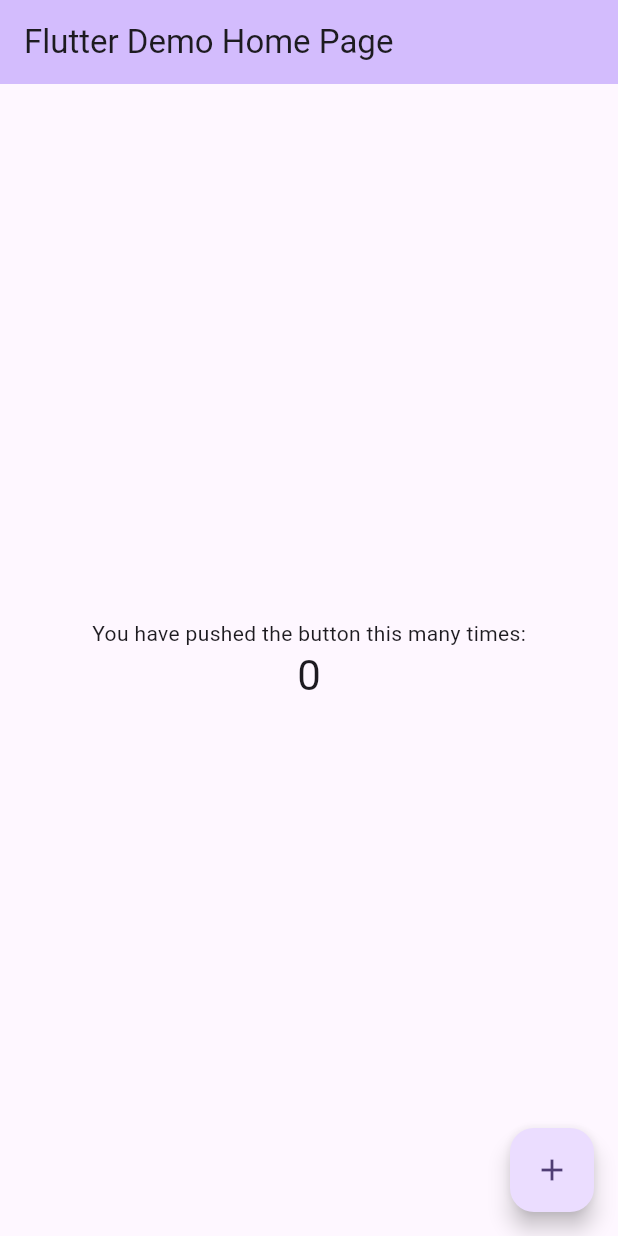
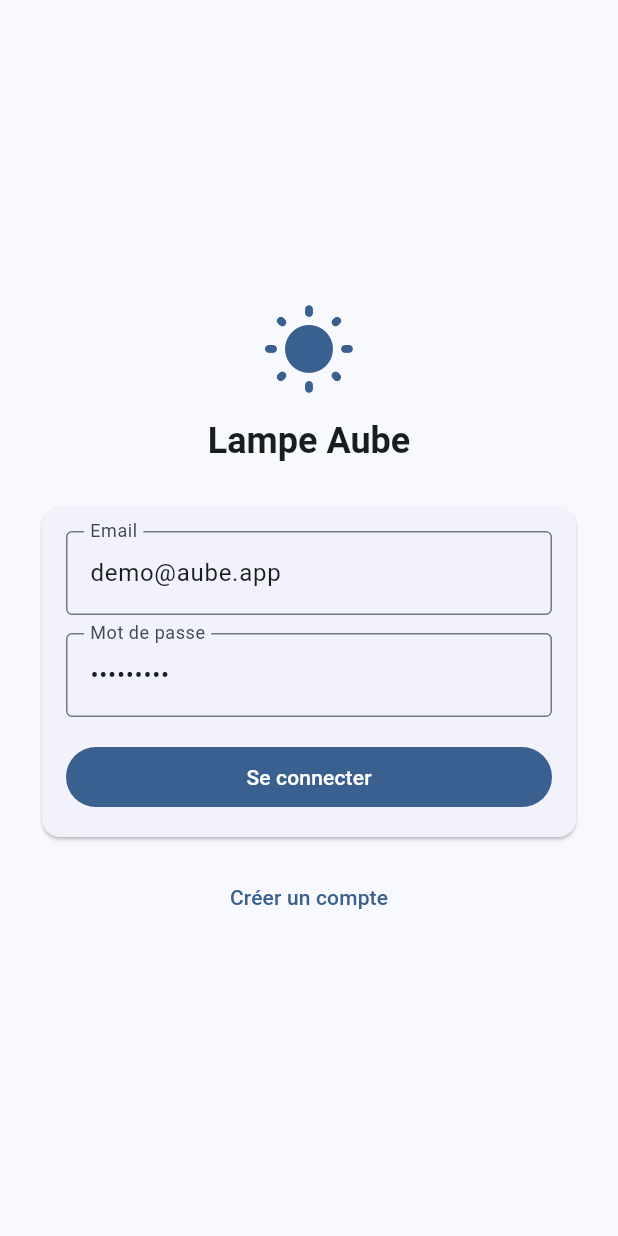
Before and after one commit to clementruch/lampe_aube_app, a Flutter app: the screen it shows after launch, on a phone screen of 412 x 824 dp. Run offline on Flutter 3.47's test engine with Material 3 defaults, Android fonts, the phone set to English and light mode, and no system bars; our stand-ins replace shared_preferences.

Commit message:
login + utils

```diff
--- a/lib/main.dart
+++ b/lib/main.dart
@@ -1,122 +1,60 @@
 import 'package:flutter/material.dart';
+import 'package:provider/provider.dart';
+import 'package:shared_preferences/shared_preferences.dart';
 
-void main() {
-  runApp(const MyApp());
+import 'state/app_state.dart';
+import 'services/mock_api.dart';
+import 'pages/login_page.dart';
+import 'pages/devices_page.dart';
+
+void main() async {
+  WidgetsFlutterBinding.ensureInitialized();
+  final prefs = await SharedPreferences.getInstance();
+  final api = MockApi();
+  runApp(LampeAubeApp(api: api, prefs: prefs));
 }
 
-class MyApp extends StatelessWidget {
-  const MyApp({super.key});
+class LampeAubeApp extends StatelessWidget {
+  final MockApi api;
+  final SharedPreferences prefs;
+  const LampeAubeApp({super.key, required this.api, required this.prefs});
 
-  // This widget is the root of your application.
   @override
   Widget build(BuildContext context) {
-    return MaterialApp(
-      title: 'Flutter Demo',
-      theme: ThemeData(
-        // This is the theme of your application.
-        //
-        // TRY THIS: Try running your application with "flutter run". You'll see
-        // the application has a purple toolbar. Then, without quitting the app,
-        // try changing the seedColor in the colorScheme below to Colors.green
-        // and then invoke "hot reload" (save your changes or press the "hot
-        // reload" button in a Flutter-supported IDE, or press "r" if you used
-        // the command line to start the app).
-        //
-        // Notice that the counter didn't reset back to zero; the application
-        // state is not lost during the reload. To reset the state, use hot
-        // restart instead.
-        //
-        // This works for code too, not just values: Most code changes can be
-        // tested with just a hot reload.
-        colorScheme: ColorScheme.fromSeed(seedColor: Colors.deepPurple),
+    return MultiProvider(
+      providers: [
+        ChangeNotifierProvider(create: (_) => AppState(api: api, prefs: prefs)),
+      ],
+      child: MaterialApp(
+        debugShowCheckedModeBanner: false,
+        title: 'Lampe Aube',
+        theme: ThemeData(
+          useMaterial3: true,
+          colorScheme: ColorScheme.fromSeed(seedColor: const Color(0xFF2F6DB1)),
+          inputDecorationTheme: const InputDecorationTheme(
+            border: OutlineInputBorder(),
+          ),
+        ),
+        home: const RootGate(),
       ),
-      home: const MyHomePage(title: 'Flutter Demo Home Page'),
     );
   }
 }
 
-class MyHomePage extends StatefulWidget {
-  const MyHomePage({super.key, required this.title});
-
-  // This widget is the home page of your application. It is stateful, meaning
-  // that it has a State object (defined below) that contains fields that affect
-  // how it looks.
-
-  // This class is the configuration for the state. It holds the values (in this
-  // case the title) provided by the parent (in this case the App widget) and
-  // used by the build method of the State. Fields in a Widget subclass are
-  // always marked "final".
-
-  final String title;
-
-  @override
-  State<MyHomePage> createState() => _MyHomePageState();
-}
-
-class _MyHomePageState extends State<MyHomePage> {
-  int _counter = 0;
-
-  void _incrementCounter() {
-    setState(() {
-      // This call to setState tells the Flutter framework that something has
-      // changed in this State, which causes it to rerun the build method below
-      // so that the display can reflect the updated values. If we changed
-      // _counter without calling setState(), then the build method would not be
-      // called again, and so nothing would appear to happen.
-      _counter++;
-    });
-  }
-
+/// RootGate choisit l'écran selon l'état de connexion.
+class RootGate extends StatelessWidget {
+  const RootGate({super.key});
   @override
   Widget build(BuildContext context) {
-    // This method is rerun every time setState is called, for instance as done
-    // by the _incrementCounter method above.
-    //
-    // The Flutter framework has been optimized to make rerunning build methods
-    // fast, so that you can just rebuild anything that needs updating rather
-    // than having to individually change instances of widgets.
-    return Scaffold(
-      appBar: AppBar(
-        // TRY THIS: Try changing the color here to a specific color (to
-        // Colors.amber, perhaps?) and trigger a hot reload to see the AppBar
-        // change color while the other colors stay the same.
-        backgroundColor: Theme.of(context).colorScheme.inversePrimary,
-        // Here we take the value from the MyHomePage object that was created by
-        // the App.build method, and use it to set our appbar title.
-        title: Text(widget.title),
-      ),
-      body: Center(
-        // Center is a layout widget. It takes a single child and positions it
-        // in the middle of the parent.
-        child: Column(
-          // Column is also a layout widget. It takes a list of children and
-          // arranges them vertically. By default, it sizes itself to fit its
-          // children horizontally, and tries to be as tall as its parent.
-          //
-          // Column has various properties to control how it sizes itself and
-          // how it positions its children. Here we use mainAxisAlignment to
-          // center the children vertically; the main axis here is the vertical
-          // axis because Columns are vertical (the cross axis would be
-          // horizontal).
-          //
-          // TRY THIS: Invoke "debug painting" (choose the "Toggle Debug Paint"
-          // action in the IDE, or press "p" in the console), to see the
-          // wireframe for each widget.
-          mainAxisAlignment: MainAxisAlignment.center,
-          children: <Widget>[
-            const Text('You have pushed the button this many times:'),
-            Text(
-              '$_counter',
-              style: Theme.of(context).textTheme.headlineMedium,
-            ),
-          ],
-        ),
-      ),
-      floatingActionButton: FloatingActionButton(
-        onPressed: _incrementCounter,
-        tooltip: 'Increment',
-        child: const Icon(Icons.add),
-      ), // This trailing comma makes auto-formatting nicer for build methods.
+    return Consumer<AppState>(
+      builder: (context, app, _) {
+        if (!app.initialized) {
+          return const Scaffold(
+            body: Center(child: CircularProgressIndicator()),
+          );
+        }
+        return app.isAuthenticated ? const DevicesPage() : const LoginPage();
+      },
     );
   }
 }
--- /dev/null
+++ b/lib/pages/login_page.dart
@@ -0,0 +1,141 @@
+import 'package:flutter/material.dart';
+import 'package:provider/provider.dart';
+
+import '../state/app_state.dart';
+
+class LoginPage extends StatefulWidget {
+  const LoginPage({super.key});
+
+  @override
+  State<LoginPage> createState() => _LoginPageState();
+}
+
+class _LoginPageState extends State<LoginPage> {
+  final _formKey = GlobalKey<FormState>();
+  final _emailCtrl = TextEditingController(text: 'demo@aube.app');
+  final _pwdCtrl = TextEditingController(text: 'azerty123');
+  bool _loading = false;
+  String? _error;
+
+  @override
+  void dispose() {
+    _emailCtrl.dispose();
+    _pwdCtrl.dispose();
+    super.dispose();
+  }
+
+  Future<void> _submit() async {
+    if (!_formKey.currentState!.validate()) return;
+    setState(() {
+      _loading = true;
+      _error = null;
+    });
+    final app = context.read<AppState>();
+    final err =
+        await app.login(email: _emailCtrl.text.trim(), password: _pwdCtrl.text);
+    if (!mounted) return;
+    setState(() {
+      _loading = false;
+      _error = err;
+    });
+  }
+
+  @override
+  Widget build(BuildContext context) {
+    final theme = Theme.of(context);
+    return Scaffold(
+      body: Center(
+        child: ConstrainedBox(
+          constraints: const BoxConstraints(maxWidth: 420),
+          child: Padding(
+            padding: const EdgeInsets.all(24.0),
+            child: Column(
+              mainAxisAlignment: MainAxisAlignment.center,
+              crossAxisAlignment: CrossAxisAlignment.stretch,
+              children: [
+                Icon(Icons.wb_sunny_rounded,
+                    size: 64, color: theme.colorScheme.primary),
+                const SizedBox(height: 12),
+                Text('Lampe Aube',
+                    textAlign: TextAlign.center,
+                    style: theme.textTheme.headlineSmall
+                        ?.copyWith(fontWeight: FontWeight.w700)),
+                const SizedBox(height: 24),
+                Card(
+                  child: Padding(
+                    padding: const EdgeInsets.all(16.0),
+                    child: Form(
+                      key: _formKey,
+                      child: Column(
+                        children: [
+                          TextFormField(
+                            controller: _emailCtrl,
+                            keyboardType: TextInputType.emailAddress,
+                            decoration:
+                                const InputDecoration(labelText: 'Email'),
+                            validator: (v) {
+                              if (v == null || v.trim().isEmpty)
+                                return 'Email requis';
+                              if (!v.contains('@')) return 'Email invalide';
+                              return null;
+                            },
+                          ),
+                          const SizedBox(height: 12),
+                          TextFormField(
+                            controller: _pwdCtrl,
+                            obscureText: true,
+                            decoration: const InputDecoration(
+                                labelText: 'Mot de passe'),
+                            validator: (v) {
+                              if (v == null || v.isEmpty)
+                                return 'Mot de passe requis';
+                              if (v.length < 6) return 'Au moins 6 caractères';
+                              return null;
+                            },
+                          ),
+                          const SizedBox(height: 16),
+                          if (_error != null)
+                            Padding(
+                              padding: const EdgeInsets.only(bottom: 8.0),
+                              child: Text(_error!,
+                                  style: TextStyle(
+                                      color: theme.colorScheme.error)),
+                            ),
+                          SizedBox(
+                            width: double.infinity,
+                            child: FilledButton(
+                              onPressed: _loading ? null : _submit,
+                              child: _loading
+                                  ? const SizedBox(
+                                      height: 20,
+                                      width: 20,
+                                      child: CircularProgressIndicator(
+                                          strokeWidth: 2))
+                                  : const Text('Se connecter'),
+                            ),
+                          ),
+                        ],
+                      ),
+                    ),
+                  ),
+                ),
+                const SizedBox(height: 12),
+                TextButton(
+                  onPressed: _loading
+                      ? null
+                      : () {
+// Dans le MVP on "simule" une création de compte : on laisse passer si mdp >= 6
+                          ScaffoldMessenger.of(context).showSnackBar(const SnackBar(
+                              content: Text(
+                                  'Astuce : n\'importe quel email + mot de passe (>=6) fonctionne en dev.')));
+                        },
+                  child: const Text('Créer un compte'),
+                )
+              ],
+            ),
+          ),
+        ),
+      ),
+    );
+  }
+}
--- /dev/null
+++ b/lib/services/mock_api.dart
@@ -0,0 +1,34 @@
+class LoginResult {
+  final bool success;
+  final String? token;
+  final String? errorMessage;
+  LoginResult({required this.success, this.token, this.errorMessage});
+}
+
+/// MockApi simule le backend pour le MVP
+class MockApi {
+// Email/mot de passe d'exemple (tu peux changer)
+  static const _demoUsers = {
+    'demo@aube.app': 'azerty123',
+    'clement@aube.app': 'password',
+  };
+
+  Future<LoginResult> login(
+      {required String email, required String password}) async {
+    await Future.delayed(const Duration(milliseconds: 600));
+    final ok = _demoUsers[email] == password;
+    if (ok) {
+// Un faux token JWT
+      return LoginResult(
+          success: true,
+          token: 'fake.jwt.token.${DateTime.now().millisecondsSinceEpoch}');
+    }
+// Accepte aussi n'importe quel email avec mot de passe >= 6 caractères (pour dev rapide)
+    if (password.length >= 6) {
+      return LoginResult(
+          success: true,
+          token: 'dev.jwt.token.${DateTime.now().millisecondsSinceEpoch}');
+    }
+    return LoginResult(success: false, errorMessage: 'Identifiants invalides');
+  }
+}
--- /dev/null
+++ b/lib/state/app_state.dart
@@ -0,0 +1,50 @@
+import 'package:flutter/material.dart';
+import 'package:shared_preferences/shared_preferences.dart';
+
+import '../services/mock_api.dart';
+
+class AppState extends ChangeNotifier {
+  final MockApi api;
+  final SharedPreferences prefs;
+  bool _initialized = false;
+  String? _token;
+  String? _email;
+
+  AppState({required this.api, required this.prefs}) {
+    _bootstrap();
+  }
+
+  bool get initialized => _initialized;
+  bool get isAuthenticated => _token != null;
+  String? get email => _email;
+
+  Future<void> _bootstrap() async {
+    _token = prefs.getString('auth_token');
+    _email = prefs.getString('auth_email');
+    _initialized = true;
+    notifyListeners();
+  }
+
+  Future<String?> login(
+      {required String email, required String password}) async {
+    final result = await api.login(email: email, password: password);
+    if (result.success) {
+      _token = result.token;
+      _email = email;
+      await prefs.setString('auth_token', _token!);
+      await prefs.setString('auth_email', _email!);
+      notifyListeners();
+      return null; // pas d'erreur
+    } else {
+      return result.errorMessage ?? 'Échec de connexion';
+    }
+  }
+
+  Future<void> logout() async {
+    _token = null;
+    _email = null;
+    await prefs.remove('auth_token');
+    await prefs.remove('auth_email');
+    notifyListeners();
+  }
+}
```
Also changed, not shown: lib/pages/devices_page.dart (added, +41 -0 lines), pubspec.yaml (+5 -2 lines), pubspec.lock, 1 other file.
